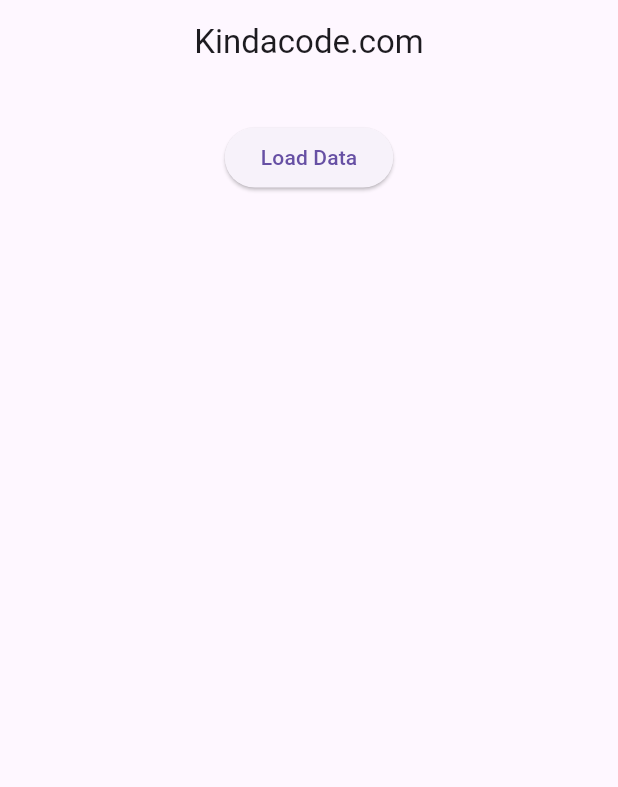
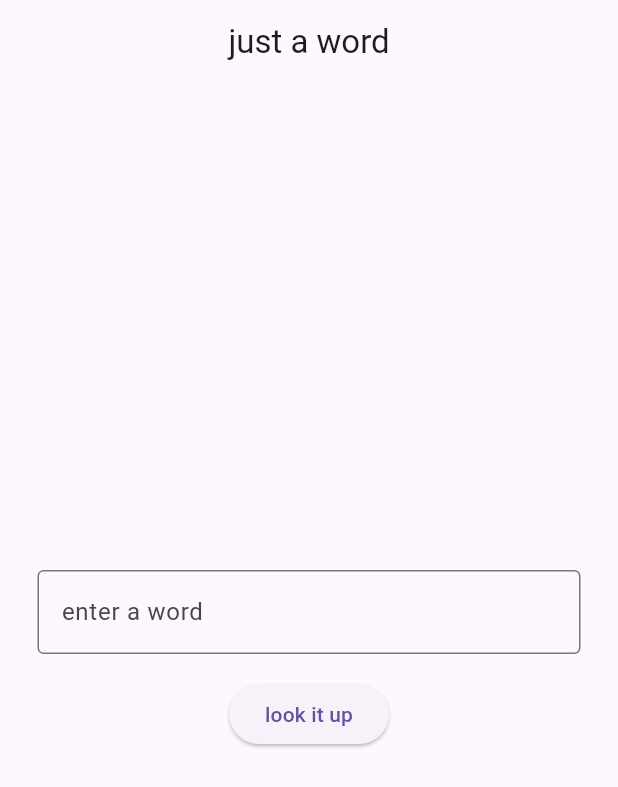
Before and after one commit to colleenkhm/jaw, a Flutter app: the screen it shows after launch, on a phone screen of 412 x 824 dp. Shown: the top 787 px of the screen. Run offline on Flutter 3.47's test engine with Material 3 defaults, Android fonts, the phone set to English and light mode, and no system bars.

Commit message:
add meaningful error messages and update readme

```diff
--- a/lib/main.dart
+++ b/lib/main.dart
@@ -1,7 +1,5 @@
 import 'package:flutter/material.dart';
-import 'dart:convert';
-
-import 'package:flutter/services.dart';
+import 'utils/word_utils.dart';
 
 void main() {
   runApp(const MyApp());
@@ -13,9 +11,8 @@
   @override
   Widget build(BuildContext context) {
     return MaterialApp(
-      // Hide the debug banner
       debugShowCheckedModeBanner: false,
-      title: 'Kindacode.com',
+      title: 'just a word',
       theme: ThemeData(
         useMaterial3: true,
         primarySwatch: Colors.blue,
@@ -33,15 +30,32 @@
 }
 
 class _HomePageState extends State<HomePage> {
-  List _items = [];
+  final _controller = TextEditingController();
+  String? _word;
+  String? _definition;
+  String? _error;
+  bool _loading = false;
 
-  // Fetch content from the json file
-  Future<void> readJson() async {
-    final String response = await rootBundle.loadString('./assets/data.json');
-    final data = await json.decode(response);
+  Future<void> _getWord() async {
+    final input = _controller.text.trim();
+    if (input.isEmpty) return;
+
     setState(() {
-      _items = data["words"];
+      _loading = true;
+      _error = null;
     });
+
+    try {
+      final entry = await fetchWord(input);
+      setState(() {
+        _word = entry['word'];
+        _definition = entry['definition'];
+      });
+    } catch (_) {
+      setState(() => _error = 'Word not found. Try another one.');
+    } finally {
+      setState(() => _loading = false);
+    }
   }
 
   @override
@@ -49,39 +63,47 @@
     return Scaffold(
       appBar: AppBar(
         centerTitle: true,
-        title: const Text(
-          'Kindacode.com',
-        ),
+        title: const Text('just a word'),
       ),
       body: Padding(
         padding: const EdgeInsets.all(25),
         child: Column(
+          mainAxisAlignment: MainAxisAlignment.center,
+          crossAxisAlignment: CrossAxisAlignment.center,
           children: [
+            TextField(
+              controller: _controller,
+              decoration: const InputDecoration(
+                hintText: 'enter a word',
+                border: OutlineInputBorder(),
+              ),
+              onSubmitted: (_) => _getWord(),
+            ),
+            const SizedBox(height: 16),
             ElevatedButton(
-              onPressed: readJson,
-              child: const Text('Load Data'),
+              onPressed: _loading ? null : _getWord,
+              child: const Text('look it up'),
             ),
-
-            // Display the data loaded from sample.json
-            _items.isNotEmpty
-                ? Expanded(
-                    child: ListView.builder(
-                      itemCount: _items.length,
-                      itemBuilder: (context, index) {
-                        return Card(
-                          key: ValueKey(_items[index]["word"]),
-                          margin: const EdgeInsets.all(10),
-                          color: Colors.amber.shade100,
-                          child: ListTile(
-                            leading: Text(_items[index]["word"]),
-                            title: Text(_items[index]["definition"]),
-                            // subtitle: Text(_items[index]["description"]),
-                          ),
-                        );
-                      },
-                    ),
-                  )
-                : Container()
+            if (_loading) ...[
+              const SizedBox(height: 24),
+              const CircularProgressIndicator(),
+            ],
+            if (_error != null) ...[
+              const SizedBox(height: 24),
+              Text(_error!, style: const TextStyle(color: Colors.red)),
+            ],
+            if (_word != null && !_loading) ...[
+              const SizedBox(height: 24),
+              Text(
+                _word!,
+                style: Theme.of(context).textTheme.headlineMedium,
+                textAlign: TextAlign.center,
+              ),
+              if (_definition != null) ...[
+                const SizedBox(height: 12),
+                Text(_definition!, textAlign: TextAlign.center),
+              ],
+            ],
           ],
         ),
       ),
--- /dev/null
+++ b/lib/utils/word_utils.dart
@@ -0,0 +1,26 @@
+import 'dart:convert';
+import 'package:http/http.dart' as http;
+
+Future<Map<String, String>> fetchWord(String word) async {
+  final uri = Uri.parse('https://api.dictionaryapi.dev/api/v2/entries/en/$word');
+  final response = await http.get(uri);
+
+  if (response.statusCode != 200) {
+    throw Exception('Word not found');
+  }
+
+  final data = jsonDecode(response.body) as List;
+  if (data.isEmpty) throw Exception('Word not found');
+
+  final entry = data[0] as Map<String, dynamic>;
+  final meanings = entry['meanings'] as List? ?? [];
+  if (meanings.isEmpty) throw Exception('No meanings found');
+
+  final definitions = meanings[0]['definitions'] as List? ?? [];
+  if (definitions.isEmpty) throw Exception('No definitions found');
+
+  return {
+    'word': entry['word'] as String,
+    'definition': definitions[0]['definition'] as String,
+  };
+}
--- a/pubspec.yaml
+++ b/pubspec.yaml
@@ -31,9 +31,9 @@
   flutter:
     sdk: flutter
 
-  # The following adds the Cupertino Icons font to your application.
-  # Use with the CupertinoIcons class for iOS style icons.
   cupertino_icons: ^1.0.8
+  http: ^1.2.0
+  shared_preferences: ^2.3.0
 
 dev_dependencies:
   flutter_test:
```
Also changed, not shown: pubspec.lock, 3 other files.
